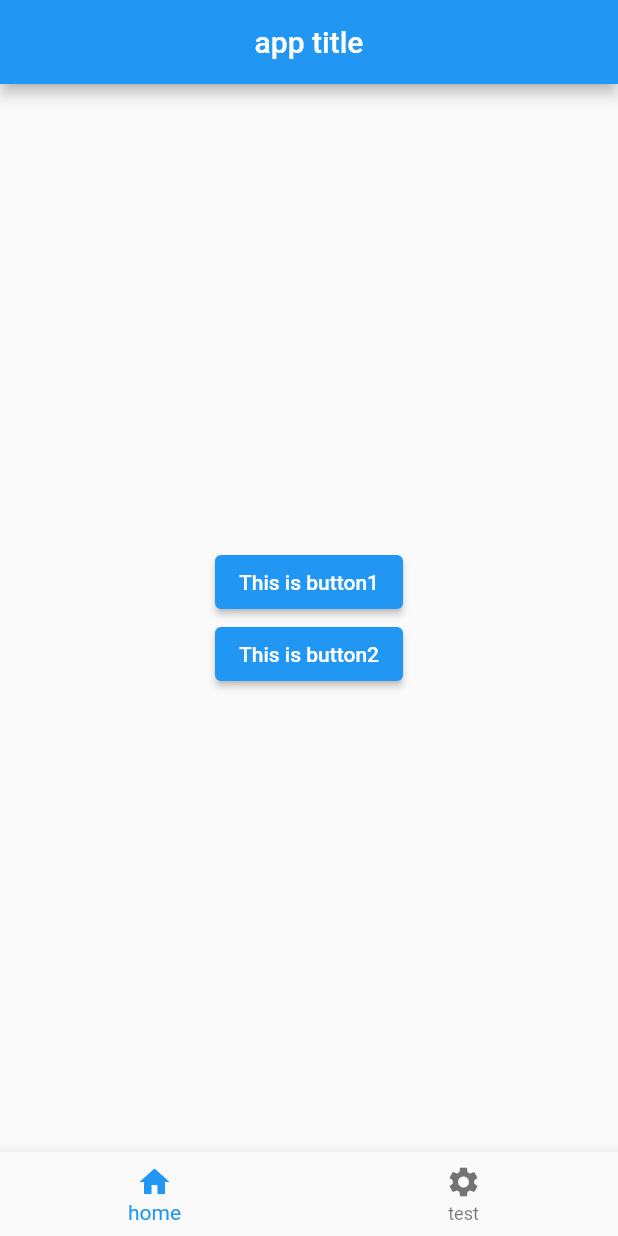
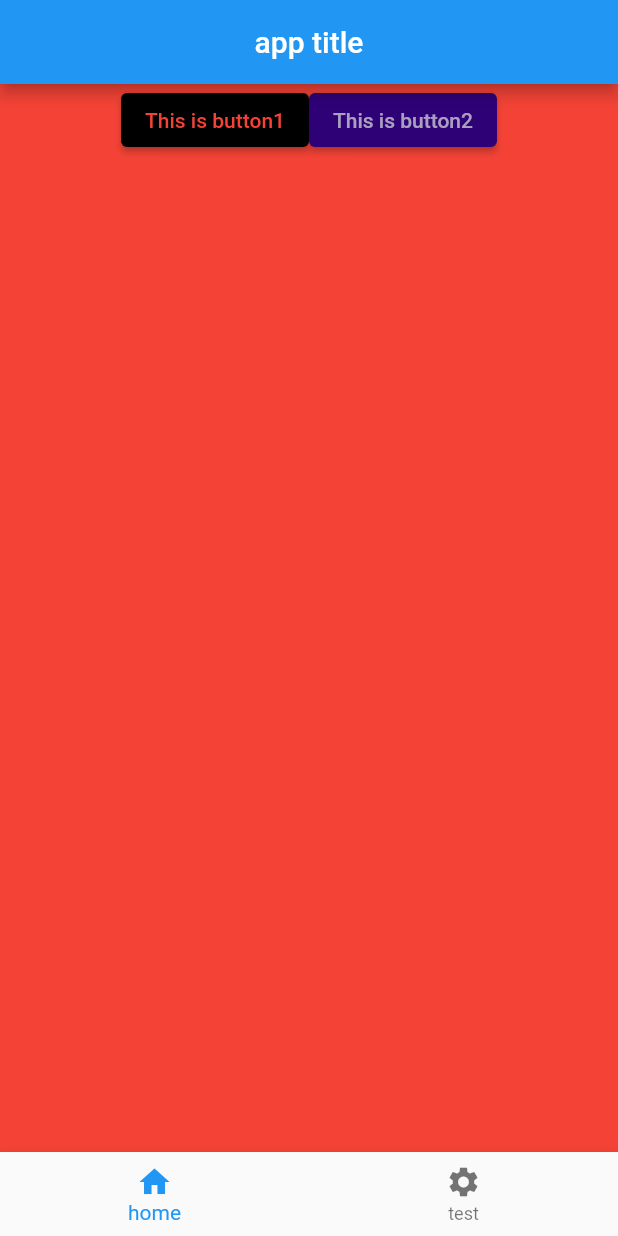
Before and after one commit to ParsaSinichi/Flutter_test, a Flutter app: the screen it shows after launch, on a phone screen of 412 x 824 dp. Run offline on Flutter 3.47's test engine with Material 2 defaults, Android fonts, the phone set to English and light mode, and no system bars.

Commit message:
added style for the buttons and displaying different content on each Page

```diff
--- a/lib/main.dart
+++ b/lib/main.dart
@@ -26,13 +26,19 @@ class _CalculatorState extends State<Calculator> {
         ),
         body: Center(
 
-          child: SizedBox(
-
-            child: Column(
+          child: currentIndex==0 ? Container(
+            width: double.infinity,
+            height: double.infinity,
+            color: Colors.red,
+            child: Row(
               mainAxisAlignment: MainAxisAlignment.center,
-              crossAxisAlignment: CrossAxisAlignment.center,
+              crossAxisAlignment: CrossAxisAlignment.start,
               children: [
                 ElevatedButton(
+                  style:ElevatedButton.styleFrom(
+                    onPrimary: Colors.red,//this is for the text
+                    primary: Colors.black //this is for the background color
+                  ) ,
                   onPressed: () {
                    setState(() {
                       butn_name="i got changed and i went to the home icon";
@@ -42,6 +48,10 @@ class _CalculatorState extends State<Calculator> {
                   child:  Text(butn_name),
                 ),
                 ElevatedButton(
+                  style:ElevatedButton.styleFrom(
+                    onPrimary: Color.fromARGB(187, 216, 216, 218),//this is for the text
+                    primary: Color.fromARGB(255, 46, 1, 119) //this is for the background color
+                  ) ,
                   onPressed: () {
                    setState(() {
                       butn2_name="i got changed and i went to the setting icon";
@@ -52,7 +62,7 @@ class _CalculatorState extends State<Calculator> {
                 ),
               ],
             ),
-          ),
+          ):SizedBox(),
         ),
         bottomNavigationBar: BottomNavigationBar(
           items:const [//creating different items for navbar
@@ -63,6 +73,7 @@ class _CalculatorState extends State<Calculator> {
           onTap: (int index){//if we click on the other icon, it will changes to clicked icon
             setState(() {
               currentIndex=index;
+
             });
 
           },
```
